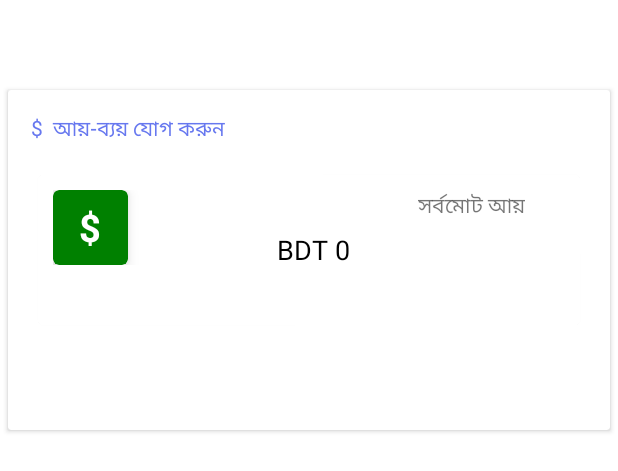
After one commit to msrkms/OStore, an Android app: the layout fragment_extra_income_cost.xml on its own in the app's theme, with its tools: preview values and no code run, on a phone screen of 412 x 824 dp. The commit adds this screen. Shown: the top 471 px of the screen. Run offline under Robolectric (Android 15) with nearby library versions, the phone set to English and light mode, and no system bars.

Commit message:
Merge branch 'beta' of C:\Users\ahsak\AndroidStudioProjects\OStore with conflicts.

```diff
--- a/app/src/main/java/com/atlassoftwarepark/ostore/AdminDashboard.java
+++ b/app/src/main/java/com/atlassoftwarepark/ostore/AdminDashboard.java
@@ -181,6 +181,10 @@ public class AdminDashboard extends AppCompatActivity implements AdapterView.OnI
             case R.id.nav_transaction:
                 getSupportFragmentManager().beginTransaction().replace(R.id.fragmentContainer,new TransactionAddSeeFragment()).commit();
                 break;
+
+            case R.id.nav_extra:
+                getSupportFragmentManager().beginTransaction().replace(R.id.fragmentContainer,new ExtraIncomeCostFragment()).commit();
+                break;
             case R.id.nav_sellbook:
                 getSupportFragmentManager().beginTransaction().replace(R.id.fragmentContainer,new SellBookFragment()).commit();
                 break;
--- /dev/null
+++ b/app/src/main/java/com/atlassoftwarepark/ostore/ExtraIncomeCostFragment.java
@@ -0,0 +1,64 @@
+package com.atlassoftwarepark.ostore;
+
+import android.os.Bundle;
+
+import androidx.fragment.app.Fragment;
+
+import android.view.LayoutInflater;
+import android.view.View;
+import android.view.ViewGroup;
+
+/**
+ * A simple {@link Fragment} subclass.
+ * Use the {@link ExtraIncomeCostFragment#newInstance} factory method to
+ * create an instance of this fragment.
+ */
+public class ExtraIncomeCostFragment extends Fragment {
+
+    // TODO: Rename parameter arguments, choose names that match
+    // the fragment initialization parameters, e.g. ARG_ITEM_NUMBER
+    private static final String ARG_PARAM1 = "param1";
+    private static final String ARG_PARAM2 = "param2";
+
+    // TODO: Rename and change types of parameters
+    private String mParam1;
+    private String mParam2;
+
+    public ExtraIncomeCostFragment() {
+        // Required empty public constructor
+    }
+
+    /**
+     * Use this factory method to create a new instance of
+     * this fragment using the provided parameters.
+     *
+     * @param param1 Parameter 1.
+     * @param param2 Parameter 2.
+     * @return A new instance of fragment ExtraIncomeCostFragment.
+     */
+    // TODO: Rename and change types and number of parameters
+    public static ExtraIncomeCostFragment newInstance(String param1, String param2) {
+        ExtraIncomeCostFragment fragment = new ExtraIncomeCostFragment();
+        Bundle args = new Bundle();
+        args.putString(ARG_PARAM1, param1);
+        args.putString(ARG_PARAM2, param2);
+        fragment.setArguments(args);
+        return fragment;
+    }
+
+    @Override
+    public void onCreate(Bundle savedInstanceState) {
+        super.onCreate(savedInstanceState);
+        if (getArguments() != null) {
+            mParam1 = getArguments().getString(ARG_PARAM1);
+            mParam2 = getArguments().getString(ARG_PARAM2);
+        }
+    }
+
+    @Override
+    public View onCreateView(LayoutInflater inflater, ViewGroup container,
+                             Bundle savedInstanceState) {
+        // Inflate the layout for this fragment
+        return inflater.inflate(R.layout.fragment_extra_income_cost, container, false);
+    }
+}
--- /dev/null
+++ b/app/src/main/res/layout/fragment_extra_income_cost.xml
@@ -0,0 +1,166 @@
+<?xml version="1.0" encoding="utf-8"?>
+<ScrollView xmlns:android="http://schemas.android.com/apk/res/android"
+    xmlns:tools="http://schemas.android.com/tools"
+    android:layout_width="match_parent"
+    android:layout_height="match_parent"
+    xmlns:app="http://schemas.android.com/apk/res-auto"
+    tools:context=".ExtraIncomeCostFragment">
+
+    <androidx.cardview.widget.CardView
+        android:layout_width="match_parent"
+        android:layout_height="wrap_content"
+        android:layout_marginTop="60dp"
+        android:layout_marginLeft="5dp"
+        android:layout_marginRight="5dp"
+        android:layout_marginBottom="5dp"
+        >
+
+
+
+        <androidx.constraintlayout.widget.ConstraintLayout
+            android:layout_width="match_parent"
+            android:layout_height="wrap_content"
+            android:id="@+id/maincontainer"
+            >
+
+            <LinearLayout
+                android:id="@+id/textVIewAddIncomeCost"
+                android:layout_width="match_parent"
+                android:layout_height="wrap_content"
+                android:layout_margin="15dp"
+                android:orientation="horizontal"
+                app:layout_constraintBottom_toBottomOf="parent"
+                app:layout_constraintEnd_toEndOf="parent"
+                app:layout_constraintStart_toStartOf="@id/maincontainer"
+                app:layout_constraintTop_toTopOf="parent"
+                app:layout_constraintVertical_bias="0.0" >
+
+                <TextView
+                    android:layout_width="wrap_content"
+                    android:layout_height="wrap_content"
+                    android:textColor="@color/colorPrimary"
+                    android:text="$"
+                    />
+
+                <TextView
+                    android:layout_width="wrap_content"
+                    android:layout_height="wrap_content"
+                    android:text="  আয়-ব্যয় যোগ করুন"
+                    android:textColor="@color/colorPrimary"
+                    />
+
+
+            </LinearLayout>
+
+
+            <com.google.android.material.card.MaterialCardView
+                android:id="@+id/materialCardView2"
+                android:layout_width="match_parent"
+                android:layout_height="wrap_content"
+                android:layout_margin="20dp"
+                app:layout_constraintEnd_toEndOf="parent"
+                app:layout_constraintStart_toStartOf="parent"
+                app:layout_constraintTop_toBottomOf="@+id/textVIewAddIncomeCost"
+                >
+
+
+                <LinearLayout
+                    android:layout_width="match_parent"
+                    android:layout_height="100dp"
+                    android:orientation="horizontal"
+                    android:weightSum="5"
+                    >
+
+                    <LinearLayout
+                        android:layout_width="wrap_content"
+                        android:layout_height="wrap_content"
+                        android:layout_weight="1"
+                        android:orientation="vertical"
+                        android:padding="10dp"
+
+                        >
+
+                        <com.google.android.material.card.MaterialCardView
+                            android:layout_width="50dp"
+                            android:layout_height="50dp"
+                            app:cardElevation="6dp"
+                            android:elevation="6dp"
+                            app:cardBackgroundColor="#008000"
+                            >
+                            <TextView
+                                android:layout_width="wrap_content"
+                                android:layout_height="wrap_content"
+                                android:text="$"
+                                android:textColor="#FFFFFF"
+                                android:textStyle="bold"
+                                android:textSize="25sp"
+                                android:layout_gravity="center"
+
+                                />
+
+                        </com.google.android.material.card.MaterialCardView>
+
+                    </LinearLayout>
+
+                    <LinearLayout
+                        android:layout_width="wrap_content"
+                        android:layout_height="match_parent"
+                        android:layout_weight="2"
+                        android:orientation="vertical"
+                        android:gravity="center"
+                        android:padding="10dp">
+
+                        <TextView
+                            android:layout_width="match_parent"
+                            android:layout_height="wrap_content"
+                            android:text="BDT 0"
+                            android:gravity="end"
+                            android:textSize="18sp"
+                            android:textColor="#000000"
+                            />
+
+                    </LinearLayout>
+
+                    <LinearLayout
+                        android:layout_width="wrap_content"
+                        android:layout_height="wrap_content"
+                        android:layout_weight="2"
+                        android:orientation="vertical"
+                        android:gravity="center"
+                        android:padding="10dp">
+
+                        <TextView
+                            android:layout_width="wrap_content"
+                            android:layout_height="wrap_content"
+                            android:text="@string/totalIncome"/>
+
+                    </LinearLayout>
+
+
+                </LinearLayout>
+            </com.google.android.material.card.MaterialCardView>
+
+
+            <com.google.android.material.card.MaterialCardView
+                android:id="@+id/materialCardView7"
+                android:layout_width="match_parent"
+                android:layout_height="50dp"
+                android:layout_margin="20dp"
+                app:layout_constraintEnd_toEndOf="parent"
+                app:layout_constraintStart_toStartOf="parent"
+                app:layout_constraintTop_toBottomOf="@+id/materialCardView2"
+                android:visibility="invisible"
+                >
+
+            </com.google.android.material.card.MaterialCardView>
+
+
+
+
+        </androidx.constraintlayout.widget.ConstraintLayout>
+
+    </androidx.cardview.widget.CardView>
+
+
+
+</ScrollView>
--- a/app/src/main/res/values/strings.xml
+++ b/app/src/main/res/values/strings.xml
@@ -77,6 +77,8 @@
     <string name="addTransaction">ট্রান্সেকশন অ্যাড করুন</string>
     <string name="selectBankTxt">ব্যাংকের নাম নির্বাচন করুন</string>
 
+    <string name="totalIncome">সর্বমোট আয়</string>
+
     <string name="navigation_drawer_open">Open navigation drawer</string>
     <string name="navigation_drawer_close">Close navigation drawer</string>
     <!-- TODO: Remove or change this placeholder text -->
```
Also changed, not shown: app/src/main/res/drawable-hdpi/ic_dollar.png (added), app/src/main/res/drawable-mdpi/ic_dollar.png (added), app/src/main/res/drawable-xhdpi/ic_dollar.png (added), app/src/main/res/drawable-xxhdpi/ic_dollar.png (added), app/src/main/res/drawable-xxxhdpi/ic_dollar.png (added).
